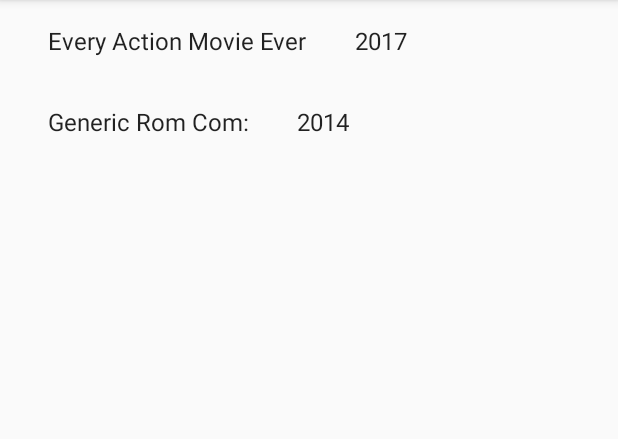
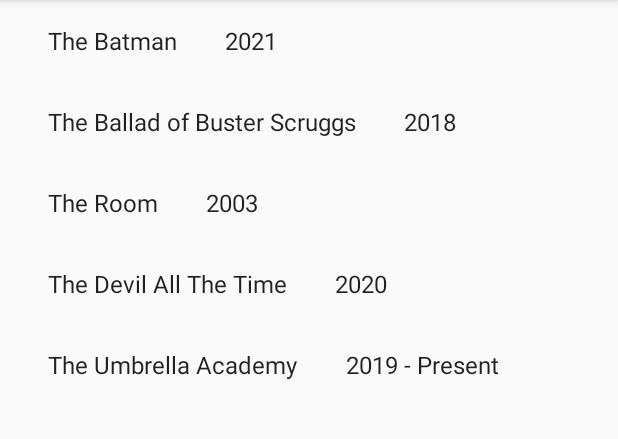
Before and after one commit to richtanner/MediaListWebStuff2020, an Android app: the screen it shows after launch (MovieListActivity), on a phone screen of 412 x 824 dp, the part 84-523 px from its top. Run offline under Robolectric (Android 15) with nearby library versions, the phone set to English and light mode, and no system bars.

Commit message:
All requirements (I think)

```diff
--- a/app/src/main/java/com/fall2019/cs315/mediawebstuff/DumbMovieContent.java
+++ b/app/src/main/java/com/fall2019/cs315/mediawebstuff/DumbMovieContent.java
@@ -25,17 +25,36 @@
     // CS315: DO THIS
     // TODO: Create five NEW movie objects here. Complete with images and URLs. DELETE the two existing movies, they are only here as an example
 
-    private static final String movie1Title = "Generic Rom Com:";
-    private static final String movie1Description = "Naturally, focuses on 2 people who really shouldn’t be together. It somehow becomes mutually advantageous for them to be together, or perhaps, they are interested in each other but their romance is based on false pretenses. Because the leads generally have no charisma, they each need a zany best friend who inserts dirty jokes wherever necessary. The two leads will fall in love in an extended music montage set to the music of Sixpence None the Richer. Once they find out about the false pretenses, they will take some time apart but realize how much they care for the other. Then comes “The Chase,” which can either be in an airport (not legal anymore), in traffic or somehow on boats. \n \nYou've seen this before, but not with these two actors!";
-    private static final String movie1Year = "2014";
-    private static final String movie1Image = "genericromcom";
-    private static final String movie1Weblink = "http://showtimeshowdown.com/5-cliche-formulas-of-movie-genres/";
+    private static final String movie1Title = "The Batman";
+    private static final String movie1Description = "Yet another Batman remake featuring depressed vampire man and riddle man who doesn't dress like riddle man. This movie has like 1/3 of all Batman villians so it has to be good, right?";
+    private static final String movie1Year = "2021";
+    private static final String movie1Image = "thebatman";
+    private static final String movie1Weblink = "https://www.imdb.com/title/tt1877830/";
 
-    private static final String actionTitle = "Every Action Movie Ever";
-    private static final String actionDescription = "The villain has left the hero for dead, or killed the hero’s brother, sister, parents, wife or family pets. Filled with righteous fury, the hero tools up and embarks on a bloody rampage.  \n \nIf the movie does well, we will do it again in the sequel! \n \nMaybe the villain tries to get revenge on the hero for getting revenge on the villain in this movie...";
-    private static final String actionYear = "2017";
-    private static final String actionImage = "genericaction";
-    private static final String actionWeblink = "http://www.denofgeek.com/us/movies/18824/the-5-most-common-action-movie-plots";
+    private static final String movie2Title = "The Ballad of Buster Scruggs";
+    private static final String movie2Description = "Six tales of life and violence in the Old West, following a singing gunslinger, a bank robber, a traveling impresario, an elderly prospector, a wagon train, and a perverse pair of bounty hunters.";
+    private static final String movie2Year = "2018";
+    private static final String movie2Image = "ballad";
+    private static final String movie2Weblink = "https://www.imdb.com/title/tt6412452/";
+
+    private static final String movie3Title = "The Room";
+    private static final String movie3Description = "In this movie rated as one of the worst of all time, Johnny is a successful bank executive who lives quietly in a San Francisco townhouse with his fiancée, Lisa. One day, putting aside any scruple, she seduces Johnny's best friend, Mark. From there, nothing will be the same again.";
+    private static final String movie3Year = "2003";
+    private static final String movie3Image = "room";
+    private static final String movie3Weblink = "https://www.imdb.com/title/tt0368226/";
+
+    private static final String movie4Title = "The Devil All The Time";
+    private static final String movie4Description = "Movie about a corrupt Western society even though they are up in Ohio, starring quirky spiderman kid and depressed vampire with really bad country accents. Will their love for God keep them from doing bad things? Probably not. People are weird.";
+    private static final String movie4Year = "2020";
+    private static final String movie4Image = "devil";
+    private static final String movie4Weblink = "https://www.imdb.com/title/tt7395114/";
+
+    private static final String movie5Title = "The Umbrella Academy";
+    private static final String movie5Description = "No this show isn't about a school for umbrella making, it is super hero school for some of the 43 kids all born on the same day (even though their mothers were not pregnant the day before. Weird.) They have to stop an apocalypse each season it seems, but will their petty emotions keep them from banding together?";
+    private static final String movie5Year = "2019 - Present";
+    private static final String movie5Image = "umbrella";
+    private static final String movie5Weblink = "https://www.imdb.com/title/tt1312171/";
+
 
 
     /**
@@ -44,12 +63,18 @@
     public List<MovieModel> createMovieMagic () {
 
         // make those movie objects
-        MovieModel action = new MovieModel(actionTitle, actionDescription, actionYear, actionImage, actionWeblink);
-        MovieModel romcom = new MovieModel(movie1Title, movie1Description, movie1Year, movie1Image, movie1Weblink);
+        MovieModel movie1 = new MovieModel(movie1Title, movie1Description, movie1Year, movie1Image, movie1Weblink);
+        MovieModel movie2 = new MovieModel(movie2Title, movie2Description, movie2Year, movie2Image, movie2Weblink);
+        MovieModel movie3 = new MovieModel(movie3Title, movie3Description, movie3Year, movie3Image, movie3Weblink);
+        MovieModel movie4 = new MovieModel(movie4Title, movie4Description, movie4Year, movie4Image, movie4Weblink);
+        MovieModel movie5 = new MovieModel(movie5Title, movie5Description, movie5Year, movie5Image, movie5Weblink);
 
         // add EACH movie object to our lists and maps
-        addMovieToList(action);
-        addMovieToList(romcom);
+        addMovieToList(movie1);
+        addMovieToList(movie2);
+        addMovieToList(movie3);
+        addMovieToList(movie4);
+        addMovieToList(movie5);
 
         // no more movies to add?  Okay... return our list
         return MOVIES;
--- a/app/src/main/java/com/fall2019/cs315/mediawebstuff/MovieDetailActivity.java
+++ b/app/src/main/java/com/fall2019/cs315/mediawebstuff/MovieDetailActivity.java
@@ -6,6 +6,7 @@
 import android.support.v7.app.AppCompatActivity;
 import android.support.v7.app.ActionBar;
 import android.view.MenuItem;
+import android.view.View;
 
 /**
  * An activity representing a single Movie detail screen. This
@@ -67,4 +68,7 @@
         return super.onOptionsItemSelected(item);
     }
 
+    public void back(View view) {
+        finish();
+    }
 }
--- a/app/src/main/java/com/fall2019/cs315/mediawebstuff/MovieListActivity.java
+++ b/app/src/main/java/com/fall2019/cs315/mediawebstuff/MovieListActivity.java
@@ -45,6 +45,7 @@
         assert recyclerView != null;
         setupRecyclerView((RecyclerView) recyclerView);
     }
+
 
     private void setupRecyclerView(@NonNull RecyclerView recyclerView) {
         movieMaker.createMovieMagic();
--- a/app/src/main/res/drawable/background_splash.xml
+++ b/app/src/main/res/drawable/background_splash.xml
@@ -7,7 +7,8 @@
     <item>
         <bitmap
             android:gravity="center"
-            android:src="@drawable/placeholder_splash"/>
+            android:scaleType="fitCenter"
+            android:src="@drawable/moive"/>
     </item>
 
 </layer-list>
--- a/app/src/main/res/values/strings.xml
+++ b/app/src/main/res/values/strings.xml
@@ -3,8 +3,8 @@
     <string name="title_movie_detail">Media Detail</string>
 
 
-<!--    CS315: DO THIS-->
-<!--    TODO: Create five NEW movie objects here. Complete with images and URLs. DELETE the two existing movies, they are only here as an example-->
+    <!--    CS315: DO THIS-->
+    <!--    TODO: Create five NEW movie objects here. Complete with images and URLs. DELETE the two existing movies, they are only here as an example-->
 
 
     <string name="example_1_title">Generic Rom Com</string>
```
Also changed, not shown: app/src/main/AndroidManifest.xml (+10 -9 lines), app/src/main/java/com/fall2019/cs315/mediawebstuff/MovieDetailFragment.java (+13 -4 lines), app/src/main/java/com/fall2019/cs315/mediawebstuff/WebActivity.java (added, +40 -0 lines), app/src/main/res/layout/activity_movie_detail.xml (+13 -1 lines), app/src/main/res/layout/activity_web.xml (added, +37 -0 lines), app/src/main/res/drawable-v24/ballad.jpeg (added), app/src/main/res/drawable-v24/devil.jpg (added), app/src/main/res/drawable-v24/moive.jpg (added), app/src/main/res/drawable-v24/room.jpg (added), app/src/main/res/drawable-v24/umbrella.jpg (added), app/src/main/res/drawable/thebatman.jpeg (added).
